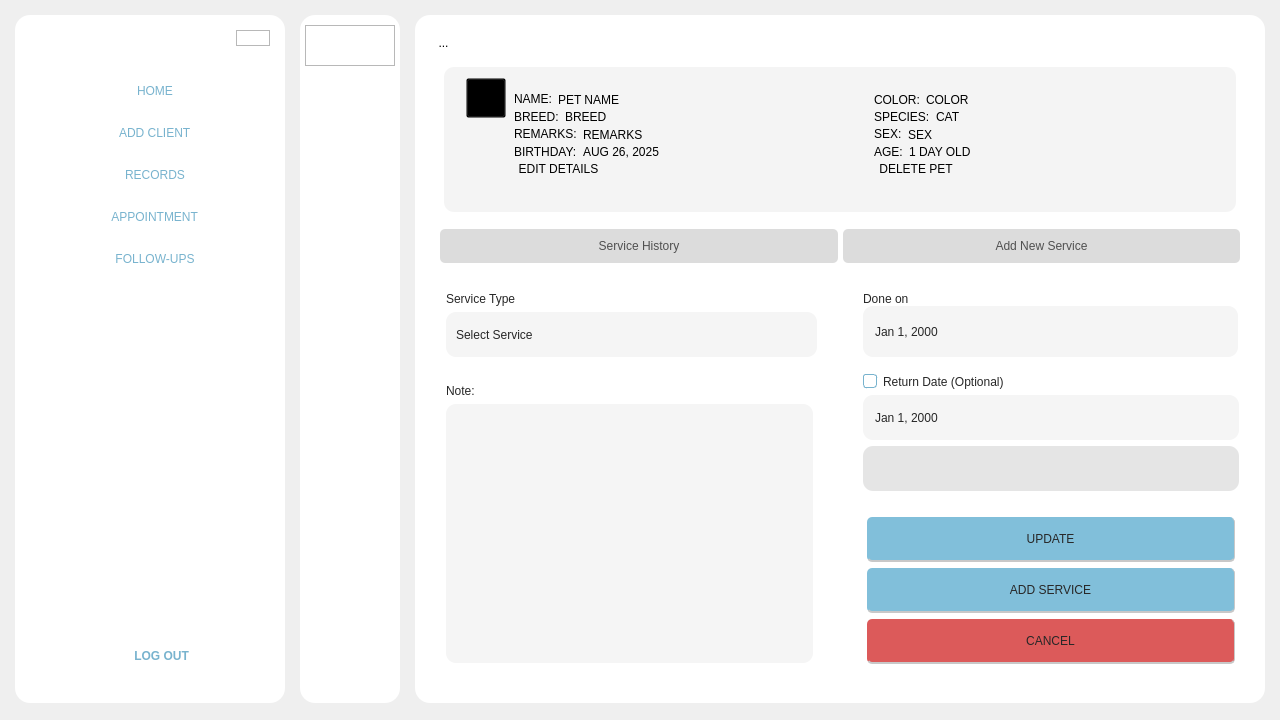
First picture: the form in Desktop_Application/Frontend/Home.ui, repository DreddVDomasian/Petmate-Desktop-Application, before the edit.
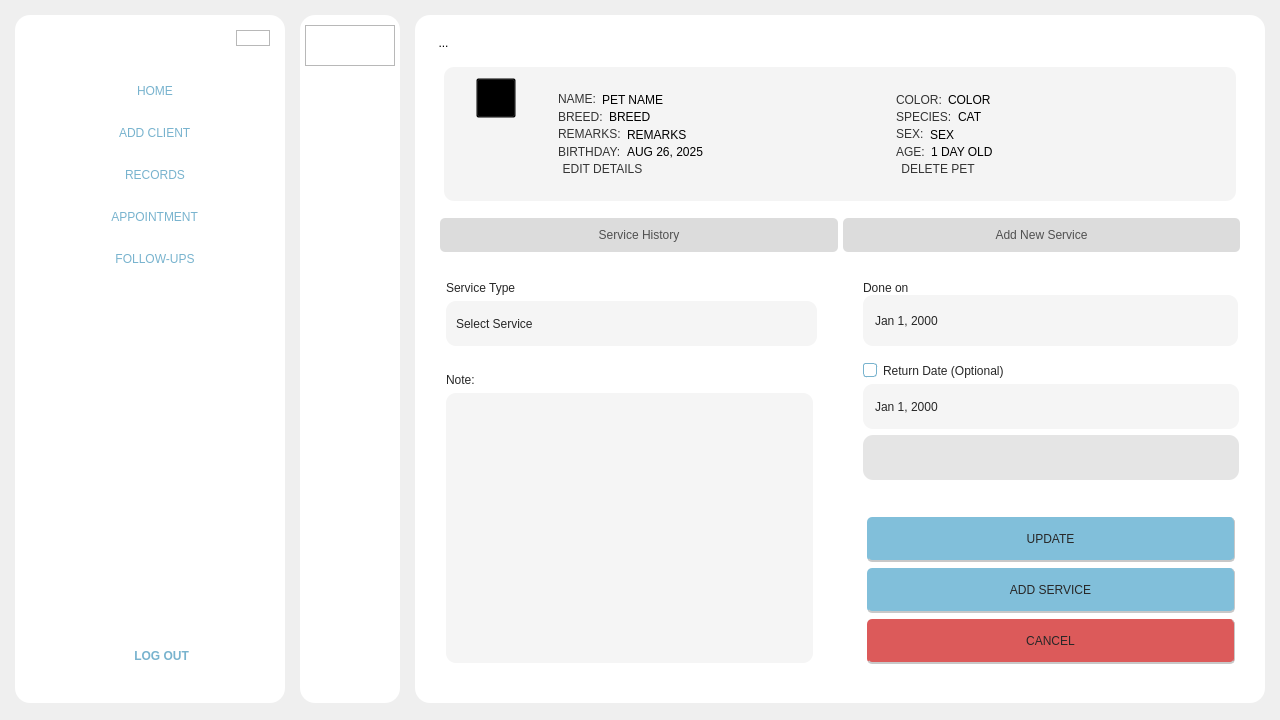
Second picture: the form after the edit. The open tabs and pages were chosen to show the change. Icons and pictures are not drawn.

What changed in the file:
```diff
--- a/Desktop_Application/Frontend/Home.ui
+++ b/Desktop_Application/Frontend/Home.ui
@@ -35,6 +35,10 @@
   <property name="styleSheet">
    <string notr="true">QMainWindow{
 	border:none;
+}
+QToolButton{
+border:none
+
 }</string>
   </property>
   <property name="iconSize">
@@ -1163,7 +1167,7 @@
              <enum>QFrame::NoFrame</enum>
             </property>
             <property name="currentIndex">
-             <number>2</number>
+             <number>5</number>
             </property>
             <widget class="QWidget" name="homepage">
              <property name="styleSheet">
@@ -4087,8 +4091,8 @@
                           <rect>
                            <x>0</x>
                            <y>0</y>
-                           <width>82</width>
-                           <height>440</height>
+                           <width>100</width>
+                           <height>30</height>
                           </rect>
                          </property>
                          <layout class="QVBoxLayout" name="verticalLayout_44">
@@ -6359,11 +6363,11 @@
                        <enum>QFrame::Raised</enum>
                       </property>
                       <layout class="QHBoxLayout" name="horizontalLayout_42">
-                       <property name="leftMargin">
-                        <number>20</number>
+                       <property name="spacing">
+                        <number>40</number>
                        </property>
-                       <property name="bottomMargin">
-                        <number>20</number>
+                       <property name="leftMargin">
+                        <number>30</number>
                        </property>
                        <item alignment="Qt::AlignLeft">
                         <widget class="QFrame" name="frame_19">
@@ -6678,7 +6682,7 @@
                                      </property>
                                      <property name="styleSheet">
                                       <string notr="true">font: 87 13pt &quot;Montserrat Black&quot;;
-color:rgb(0, 0, 0);</string>
+color:rgb(52, 52, 52);</string>
                                      </property>
                                      <property name="text">
                                       <string>NAME:</string>
@@ -6747,7 +6751,7 @@
                                      </property>
                                      <property name="styleSheet">
                                       <string notr="true">font: 87 13pt &quot;Montserrat Black&quot;;
-color:rgb(0, 0, 0);</string>
+color:rgb(52, 52, 52);</string>
                                      </property>
                                      <property name="text">
                                       <string>BREED:</string>
@@ -6816,7 +6820,7 @@
                                      </property>
                                      <property name="styleSheet">
                                       <string notr="true">font: 87 13pt &quot;Montserrat Black&quot;;
-color:rgb(0, 0, 0);</string>
+color:rgb(52, 52, 52);</string>
                                      </property>
                                      <property name="text">
                                       <string>REMARKS:</string>
@@ -6879,7 +6883,7 @@
                                      </property>
                                      <property name="styleSheet">
                                       <string notr="true">font: 87 13pt &quot;Montserrat Black&quot;;
-color:rgb(0, 0, 0);</string>
+color:rgb(52, 52, 52);</string>
                                      </property>
                                      <property name="text">
                                       <string>BIRTHDAY:</string>
@@ -6929,9 +6933,18 @@
                                    <item>
                                     <widget class="QToolButton" name="petProfileEditBtn">
                                      <property name="styleSheet">
-                                      <string notr="true">font: 87 13pt &quot;Montserrat Black&quot;;
-color:rgb(0, 0, 0);
-background:transparent;</string>
+                                      <string notr="true">
+
+#petProfileEditBtn{
+font: 87 13pt &quot;Montserrat Black&quot;;
+color:rgb(52, 52, 52);
+background:transparent;
+}
+#petProfileEditBtn:hover{
+color:rgb(98, 98, 98);
+
+
+}</string>
                                      </property>
                                      <property name="text">
                                       <string>EDIT DETAILS</string>
@@ -7028,7 +7041,7 @@
                                      </property>
                                      <property name="styleSheet">
                                       <string notr="true">font: 87 13pt &quot;Montserrat Black&quot;;
-color:rgb(0, 0, 0);</string>
+color:rgb(52, 52, 52);</string>
                                      </property>
                                      <property name="text">
                                       <string>COLOR:</string>
@@ -7097,7 +7110,7 @@
                                      </property>
                                      <property name="styleSheet">
                                       <string notr="true">font: 87 13pt &quot;Montserrat Black&quot;;
-color:rgb(0, 0, 0);</string>
+color:rgb(52, 52, 52);</string>
                                      </property>
                                      <property name="text">
                                       <string>SPECIES:</string>
@@ -7169,7 +7182,7 @@
                                      </property>
                                      <property name="styleSheet">
                                       <string notr="true">font: 87 13pt &quot;Montserrat Black&quot;;
-color:rgb(0, 0, 0);</string>
+color:rgb(52, 52, 52);</string>
                                      </property>
                                      <property name="text">
                                       <string>SEX:</string>
@@ -7238,7 +7251,7 @@
                                      </property>
                                      <property name="styleSheet">
                                       <string notr="true">font: 87 13pt &quot;Montserrat Black&quot;;
-color:rgb(0, 0, 0);</string>
+color:rgb(52, 52, 52);</string>
                                      </property>
                                      <property name="text">
                                       <string>AGE:</string>
@@ -7297,9 +7310,16 @@
                                    <item>
                                     <widget class="QToolButton" name="petProfileDeleteBtn">
                                      <property name="styleSheet">
-                                      <string notr="true">font: 87 13pt &quot;Montserrat Black&quot;;
-color:rgb(0, 0, 0);
-background:transparent;</string>
+                                      <string notr="true">
+#petProfileDeleteBtn{
+font: 87 13pt &quot;Montserrat Black&quot;;
+color:rgb(52, 52, 52);
+background:transparent;
+}
+#petProfileDeleteBtn:hover{
+color:rgb(98, 98, 98);
+
+}</string>
                                      </property>
                                      <property name="text">
                                       <string>DELETE PET</string>
```
